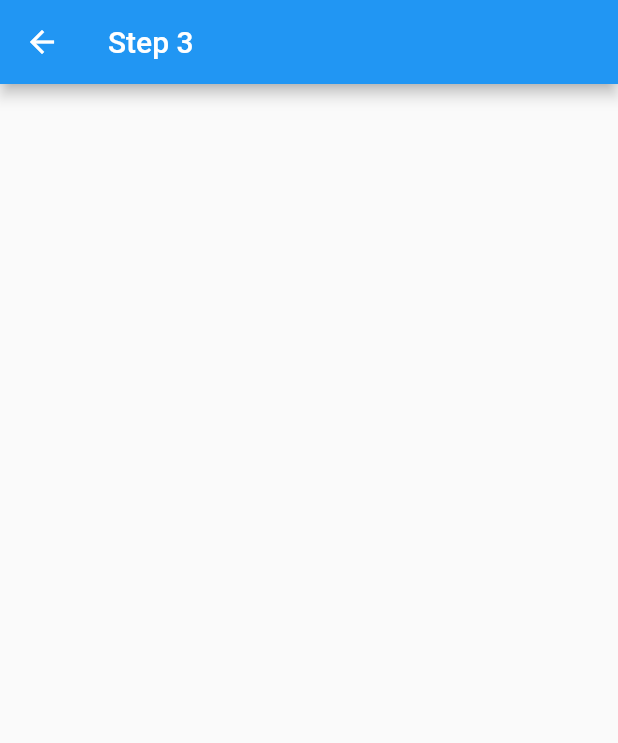
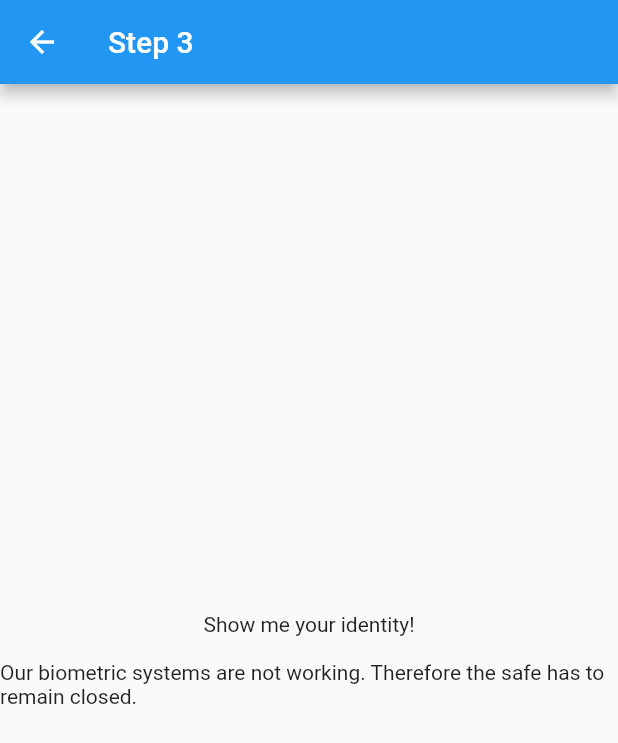
Before and after one commit to ziegler-daniel/senacor-devcon-flutter-demo, a Flutter app: the UnlockBiometric screen opened directly, on a phone screen of 412 x 824 dp. Shown: the top 743 px of the screen. Run offline on Flutter 3.47's test engine with Material 2 defaults, Android fonts, the phone set to English and light mode, and no system bars; our stand-ins replace local_auth, shared_preferences; missing offline and left inert: pattern_lock; accounts and stored records are empty.

Commit message:
biometric login on android; unlocked treasure skeleton

```diff
--- a/lib/safe/unlock_biometric.dart
+++ b/lib/safe/unlock_biometric.dart
@@ -1,14 +1,63 @@
 import 'package:flutter/material.dart';
+import 'package:provider/provider.dart';
+import 'package:senacor_devcon_mysafe/safe/authentication.dart';
+import 'package:senacor_devcon_mysafe/safe/unlocked_treasure.dart';
 
 class UnlockBiometric extends StatelessWidget {
   const UnlockBiometric({Key? key}) : super(key: key);
 
   @override
   Widget build(BuildContext context) {
-    return Scaffold(
-      appBar: AppBar(
-        title: Text('Step 3'),
+    return ChangeNotifierProvider(
+      create: (_) => Authentication(),
+      child: Scaffold(
+        appBar: AppBar(
+          title: const Text('Step 3'),
+        ),
+        body: Center(
+          child: Column(
+            mainAxisAlignment: MainAxisAlignment.center,
+            children: [
+              const Text('Show me your identity!'),
+              const SizedBox(
+                height: 16,
+              ),
+              Consumer<Authentication>(builder: (context, Authentication auth, child) {
+                return FutureBuilder(
+                    future: auth.canUseBiometricAuth(),
+                    builder: (context, snapshot) {
+                      if (snapshot.data == true) {
+                        return _authButton(context, auth);
+                      } else {
+                        return _errorMessage();
+                      }
+                    });
+              }),
+            ],
+          ),
+        ),
       ),
     );
   }
+
+  ElevatedButton _authButton(BuildContext context, Authentication auth) {
+    return ElevatedButton(
+      onPressed: () async {
+        auth.authenticate().then((authenticated) {
+          if (authenticated) {
+            Navigator.push(context, MaterialPageRoute(builder: (_) => const UnlockedTreasure()));
+          } else {
+            const SnackBar(
+              content: Text('Authentication failes.\nPlease try again.'),
+            );
+          }
+        });
+      },
+      child: const Text('Identify me'),
+    );
+  }
+
+  Text _errorMessage() {
+    return const Text('Our biometric systems are not working. Therefore the safe has to remain closed.');
+  }
 }
--- a/lib/safe/unlock_pattern.dart
+++ b/lib/safe/unlock_pattern.dart
@@ -41,7 +41,7 @@ class UnlockPattern extends StatelessWidget {
   void _showSuccess(BuildContext context) {
     ScaffoldMessenger.of(context).showSnackBar(
       SnackBar(
-        content: const Text('Correct pattern!\nPlease move on.'),
+        content: const Text('Correct!\nPlease move on.'),
         duration: const Duration(days: 365),
         action: SnackBarAction(
           label: 'Continue',
@@ -59,7 +59,7 @@ class UnlockPattern extends StatelessWidget {
   void _showError(BuildContext context) {
     ScaffoldMessenger.of(context).showSnackBar(
       const SnackBar(
-        content: Text('Wrong pattern. Please try again.'),
+        content: Text('Wrong pattern.\nPlease try again.'),
       ),
     );
   }
--- a/pubspec.yaml
+++ b/pubspec.yaml
@@ -14,6 +14,7 @@ dependencies:
   provider: ^6.0.3
   shared_preferences: ^2.0.15
   pattern_lock: ^2.0.0
+  local_auth: ^2.1.2
 
 dev_dependencies:
   flutter_test:
```
Also changed, not shown: lib/safe/authentication.dart (added, +24 -0 lines), lib/safe/unlocked_treasure.dart (+28 -0 lines), pubspec.lock, 2 other files.
